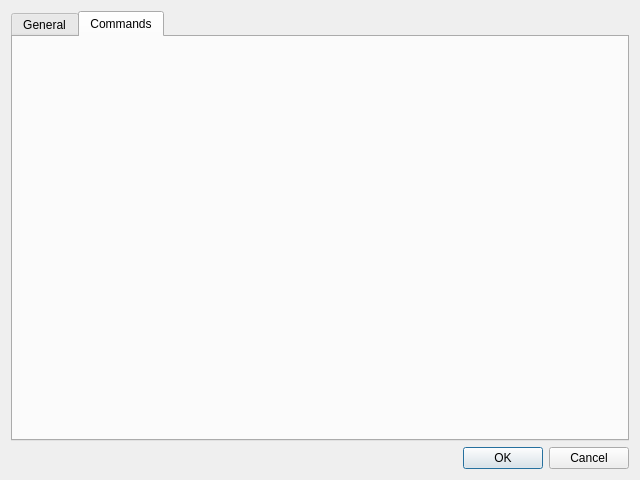
jetedonner/pyLLDBGUI, file resources/designer/settingsDialog.ui: the form before one commit.
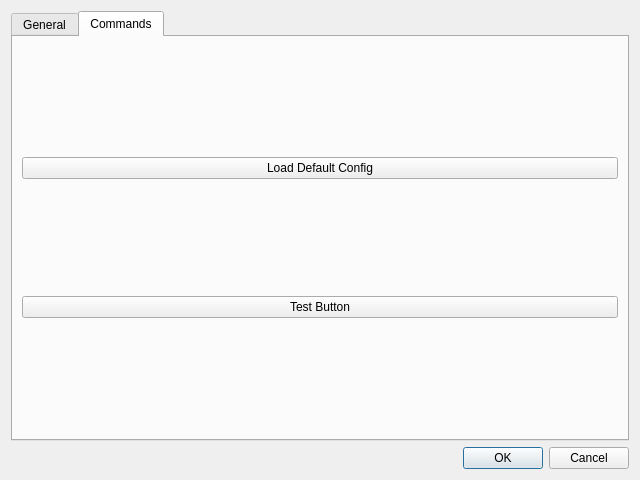
The form after the commit. The open tabs and pages were chosen to show the change.

Commit message: Settings extended (base classes)

Diff of the .ui file:
```diff
--- a/resources/designer/settingsDialog.ui
+++ b/resources/designer/settingsDialog.ui
@@ -116,6 +116,22 @@
       <attribute name="title">
        <string>Commands</string>
       </attribute>
+      <layout class="QGridLayout" name="gridLayout">
+       <item row="0" column="0">
+        <widget class="QPushButton" name="cmdLoadDefaults">
+         <property name="text">
+          <string>Load Default Config</string>
+         </property>
+        </widget>
+       </item>
+       <item row="1" column="0">
+        <widget class="QPushButton" name="cmdTest">
+         <property name="text">
+          <string>Test Button</string>
+         </property>
+        </widget>
+       </item>
+      </layout>
      </widget>
     </widget>
    </item>
```
Left out of the diff: 17 changed lines with no effect on the pictures. The commit also changes 7 other files.
